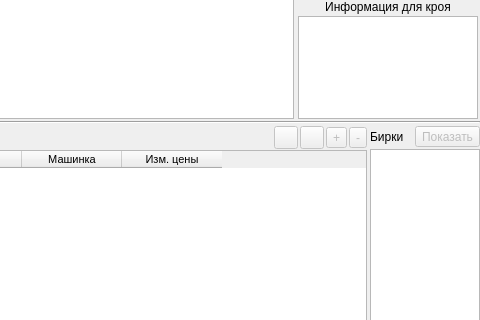
This is ui/article_test.ui in Meller008/CRM-Avi as Qt 5 draws it before an edit; both pictures show x 717 to 1197 and y 139 to 459 of the 1197 by 668 pixel window. The edited form follows.
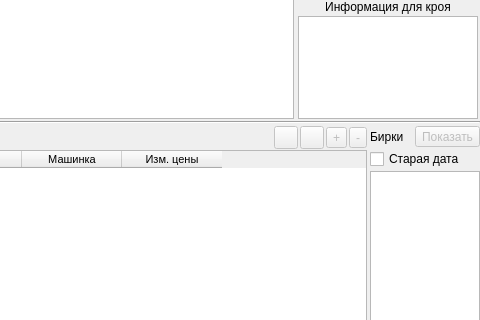
This is the edited form.

Commit message: Работа - Галочка старая дата в артикуле, без печати старой даты

```diff
--- a/ui/article_test.ui
+++ b/ui/article_test.ui
@@ -501,6 +501,13 @@
             </item>
            </layout>
           </item>
+          <item>
+           <widget class="QCheckBox" name="cb_old_date">
+            <property name="text">
+             <string>Старая дата</string>
+            </property>
+           </widget>
+          </item>
           <item>
            <widget class="QListWidget" name="lw_label">
             <property name="editTriggers">
```
Left out of the diff: 129 changed lines with no effect on the pictures. The commit also changes 2 other files.
